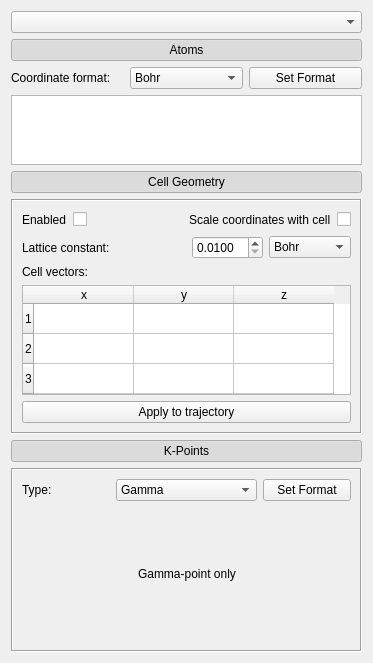
This is vipster/qt/molwidget.ui in sgsaenger/vipster as Qt 5 draws it before an edit. The edited form follows.
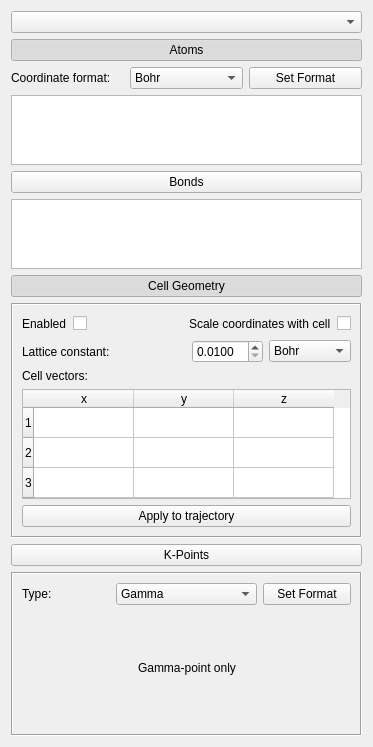
This is the edited form.

Commit message: moved bonds to molwidget to make them more prominent

What changed in the file:
```diff
--- a/vipster/qt/molwidget.ui
+++ b/vipster/qt/molwidget.ui
@@ -7,13 +7,13 @@
     <x>0</x>
     <y>0</y>
     <width>373</width>
-    <height>663</height>
+    <height>724</height>
    </rect>
   </property>
   <property name="windowTitle">
    <string>Form</string>
   </property>
-  <layout class="QVBoxLayout" name="verticalLayout" stretch="1,1,1,1,0,1,0,0">
+  <layout class="QVBoxLayout" name="verticalLayout" stretch="1,1,1,0,0,1,0,1,0,0">
    <item>
     <widget class="QComboBox" name="molList"/>
    </item>
@@ -103,6 +103,43 @@
      </layout>
     </widget>
    </item>
+   <item>
+    <widget class="QPushButton" name="bondButton">
+     <property name="text">
+      <string>Bonds</string>
+     </property>
+     <property name="checkable">
+      <bool>true</bool>
+     </property>
+     <property name="checked">
+      <bool>false</bool>
+     </property>
+    </widget>
+   </item>
+   <item>
+    <widget class="QWidget" name="bondContainer" native="true">
+     <property name="checked" stdset="0">
+      <bool>false</bool>
+     </property>
+     <layout class="QGridLayout" name="gridLayout">
+      <property name="leftMargin">
+       <number>0</number>
+      </property>
+      <property name="topMargin">
+       <number>0</number>
+      </property>
+      <property name="rightMargin">
+       <number>0</number>
+      </property>
+      <property name="bottomMargin">
+       <number>0</number>
+      </property>
+      <item row="0" column="0">
+       <widget class="QTableView" name="bondTable"/>
+      </item>
+     </layout>
+    </widget>
+   </item>
    <item>
     <widget class="QPushButton" name="cellWidgetButton">
      <property name="text">
@@ -302,7 +339,7 @@
       <bool>true</bool>
      </property>
      <property name="checked">
-      <bool>true</bool>
+      <bool>false</bool>
      </property>
     </widget>
    </item>
```
Left out of the diff: 58 changed lines with no effect on the pictures. The commit also changes 12 other files.
